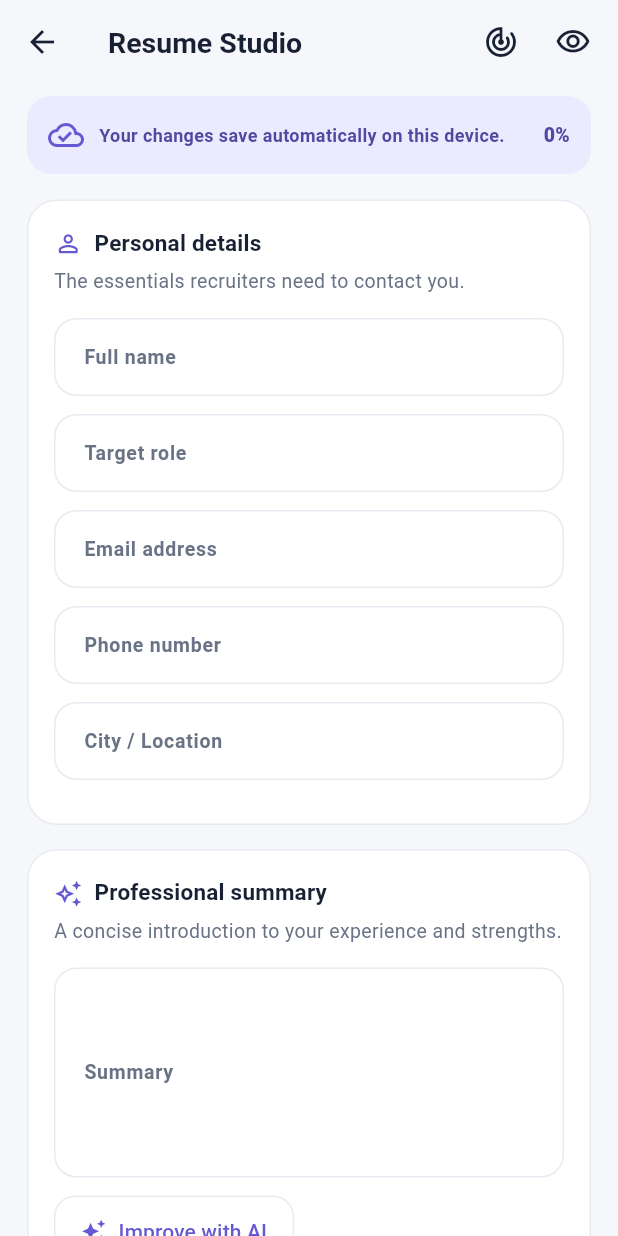
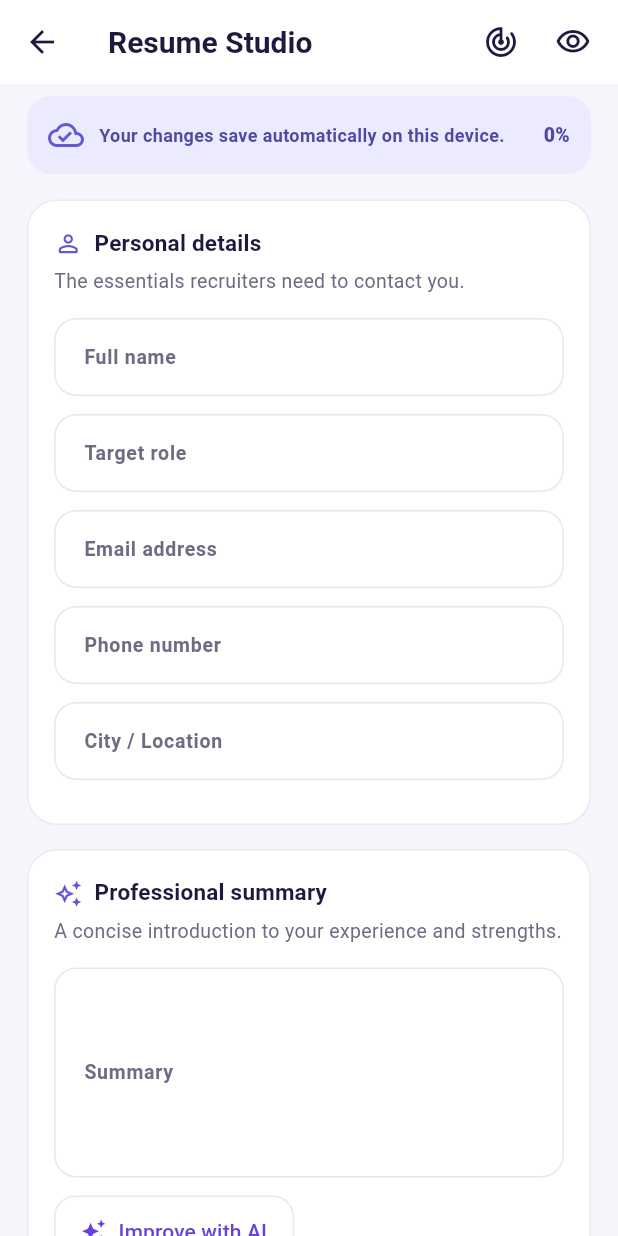
Before and after one commit to renga270122/soulvest-soulskill, a Flutter app: the screen it shows after launch, after a tap on "Create / improve resume", on a phone screen of 412 x 824 dp. Run offline on Flutter 3.47's test engine with Material 3 defaults, Android fonts, the phone set to English and light mode, and no system bars; our stand-ins replace file_picker, pdf, printing, shared_preferences.

Commit message:
style(ui): refine SoulSkill violet and lavender design system

```diff
--- a/soulskill_mobile/lib/theme/soulskill_theme.dart
+++ b/soulskill_mobile/lib/theme/soulskill_theme.dart
@@ -1,12 +1,12 @@
 import 'package:flutter/material.dart';
 
 class SoulSkillTheme {
-  static const Color ink = Color(0xFF182033);
-  static const Color muted = Color(0xFF697386);
-  static const Color canvas = Color(0xFFF6F7FB);
-  static const Color violet = Color(0xFF6558D3);
-  static const Color lavender = Color(0xFF8B7CF6);
-  static const Color border = Color(0xFFE8EAF1);
+  static const Color ink = Color(0xFF20183D);
+  static const Color muted = Color(0xFF706A83);
+  static const Color canvas = Color(0xFFF7F5FC);
+  static const Color violet = Color(0xFF6842D8);
+  static const Color lavender = Color(0xFF9B7AF5);
+  static const Color border = Color(0xFFEAE6F3);
 
   static ThemeData get light {
     final scheme = ColorScheme.fromSeed(
@@ -23,16 +23,16 @@ class SoulSkillTheme {
       colorScheme: scheme,
       scaffoldBackgroundColor: canvas,
       appBarTheme: const AppBarTheme(
-        backgroundColor: canvas,
+        backgroundColor: Colors.white,
         foregroundColor: ink,
         elevation: 0,
         centerTitle: false,
-        titleTextStyle: TextStyle(color: ink, fontSize: 19, fontWeight: FontWeight.w700),
+        titleTextStyle: TextStyle(color: ink, fontSize: 20, fontWeight: FontWeight.w700),
       ),
       textTheme: const TextTheme(
         headlineMedium: TextStyle(
           color: ink,
-          fontSize: 28,
+          fontSize: 30,
           height: 1.15,
           fontWeight: FontWeight.w800,
           letterSpacing: -0.7,
```
